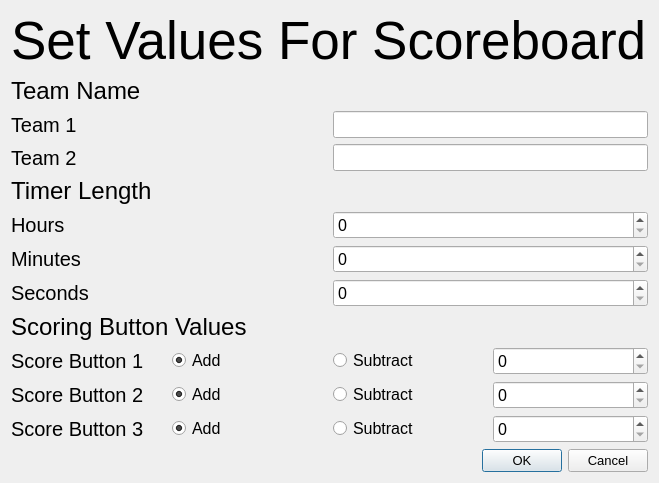
Qt form change values.ui (26mcgarp/PyQt6-Boiler-Plate) before a commit.
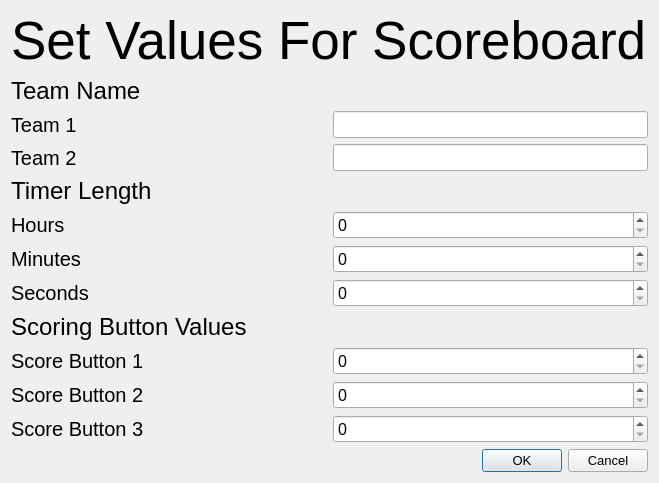
The same form after that commit.

```diff
--- a/change values.ui
+++ b/change values.ui
@@ -222,16 +222,13 @@
    </item>
    <item>
     <layout class="QGridLayout" name="gridLayout_2">
-     <item row="1" column="0">
-      <widget class="QLabel" name="label_6">
+     <item row="2" column="1">
+      <widget class="QSpinBox" name="spinBox_score3">
        <property name="font">
         <font>
-         <pointsize>15</pointsize>
+         <pointsize>12</pointsize>
         </font>
        </property>
-       <property name="text">
-        <string>Score Button 2</string>
-       </property>
       </widget>
      </item>
      <item row="2" column="0">
@@ -246,37 +243,25 @@
        </property>
       </widget>
      </item>
-     <item row="0" column="1">
-      <widget class="QRadioButton" name="radioButton_score1_add">
+     <item row="1" column="0">
+      <widget class="QLabel" name="label_6">
        <property name="font">
         <font>
-         <pointsize>12</pointsize>
+         <pointsize>15</pointsize>
         </font>
        </property>
        <property name="text">
-        <string>Add</string>
+        <string>Score Button 2</string>
        </property>
-       <property name="checked">
-        <bool>true</bool>
-       </property>
-       <attribute name="buttonGroup">
-        <string notr="true">buttonGroup</string>
-       </attribute>
       </widget>
      </item>
-     <item row="0" column="2">
-      <widget class="QRadioButton" name="radioButton_score1_subtract">
+     <item row="1" column="1">
+      <widget class="QSpinBox" name="spinBox_score2">
        <property name="font">
         <font>
          <pointsize>12</pointsize>
         </font>
        </property>
-       <property name="text">
-        <string>Subtract</string>
-       </property>
-       <attribute name="buttonGroup">
-        <string notr="true">buttonGroup</string>
-       </attribute>
       </widget>
      </item>
      <item row="0" column="0">
@@ -291,7 +276,7 @@
        </property>
       </widget>
      </item>
-     <item row="0" column="3">
+     <item row="0" column="1">
       <widget class="QSpinBox" name="spinBox_score1">
        <property name="font">
         <font>
@@ -300,90 +285,6 @@
        </property>
       </widget>
      </item>
-     <item row="1" column="3">
-      <widget class="QSpinBox" name="spinBox_score2">
-       <property name="font">
-        <font>
-         <pointsize>12</pointsize>
-        </font>
-       </property>
-      </widget>
-     </item>
-     <item row="2" column="3">
-      <widget class="QSpinBox" name="spinBox_score3">
-       <property name="font">
-        <font>
-         <pointsize>12</pointsize>
-        </font>
-       </property>
-      </widget>
-     </item>
-     <item row="1" column="1">
-      <widget class="QRadioButton" name="radioButton_score2_add">
-       <property name="font">
-        <font>
-         <pointsize>12</pointsize>
-        </font>
-       </property>
-       <property name="text">
-        <string>Add</string>
-       </property>
-       <property name="checked">
-        <bool>true</bool>
-       </property>
-       <attribute name="buttonGroup">
-        <string notr="true">buttonGroup_2</string>
-       </attribute>
-      </widget>
-     </item>
-     <item row="1" column="2">
-      <widget class="QRadioButton" name="radioButton_score2_subtract">
-       <property name="font">
-        <font>
-         <pointsize>12</pointsize>
-        </font>
-       </property>
-       <property name="text">
-        <string>Subtract</string>
-       </property>
-       <attribute name="buttonGroup">
-        <string notr="true">buttonGroup_2</string>
-       </attribute>
-      </widget>
-     </item>
-     <item row="2" column="1">
-      <widget class="QRadioButton" name="radioButton_score3_add">
-       <property name="font">
-        <font>
-         <pointsize>12</pointsize>
-        </font>
-       </property>
-       <property name="text">
-        <string>Add</string>
-       </property>
-       <property name="checked">
-        <bool>true</bool>
-       </property>
-       <attribute name="buttonGroup">
-        <string notr="true">buttonGroup_3</string>
-       </attribute>
-      </widget>
-     </item>
-     <item row="2" column="2">
-      <widget class="QRadioButton" name="radioButton_score3_subtract">
-       <property name="font">
-        <font>
-         <pointsize>12</pointsize>
-        </font>
-       </property>
-       <property name="text">
-        <string>Subtract</string>
-       </property>
-       <attribute name="buttonGroup">
-        <string notr="true">buttonGroup_3</string>
-       </attribute>
-      </widget>
-     </item>
     </layout>
    </item>
    <item>
```
